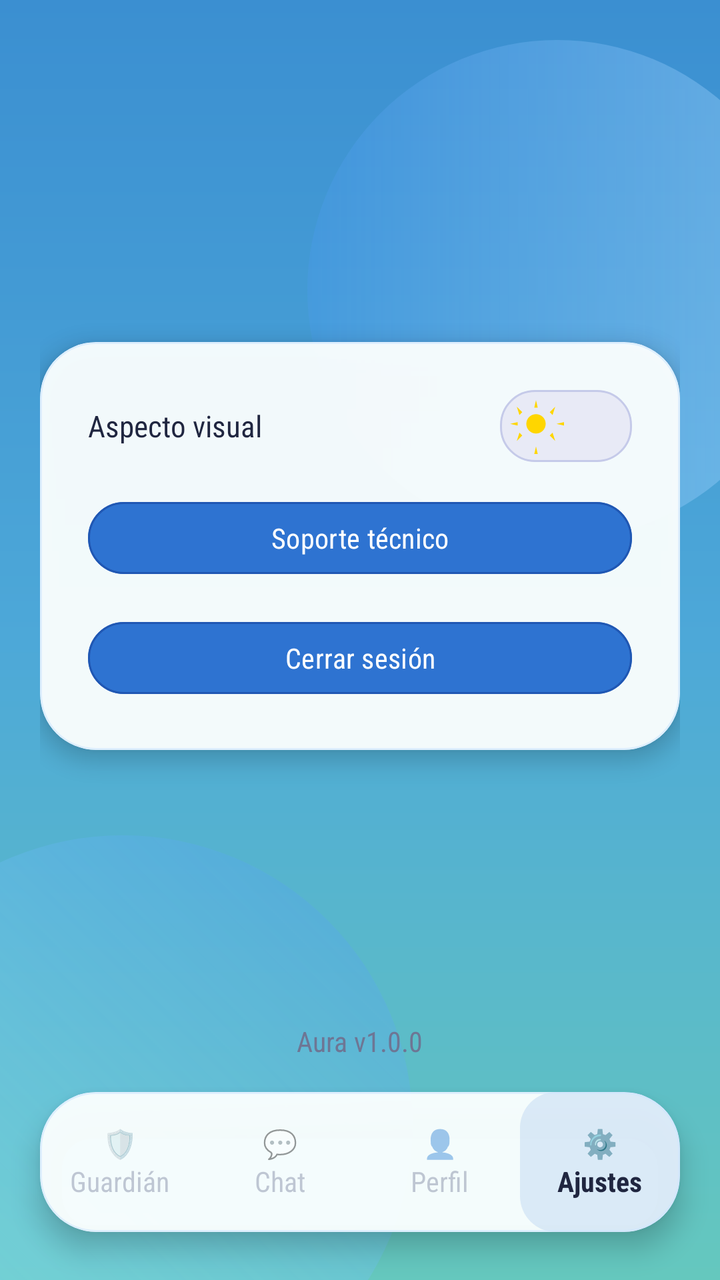
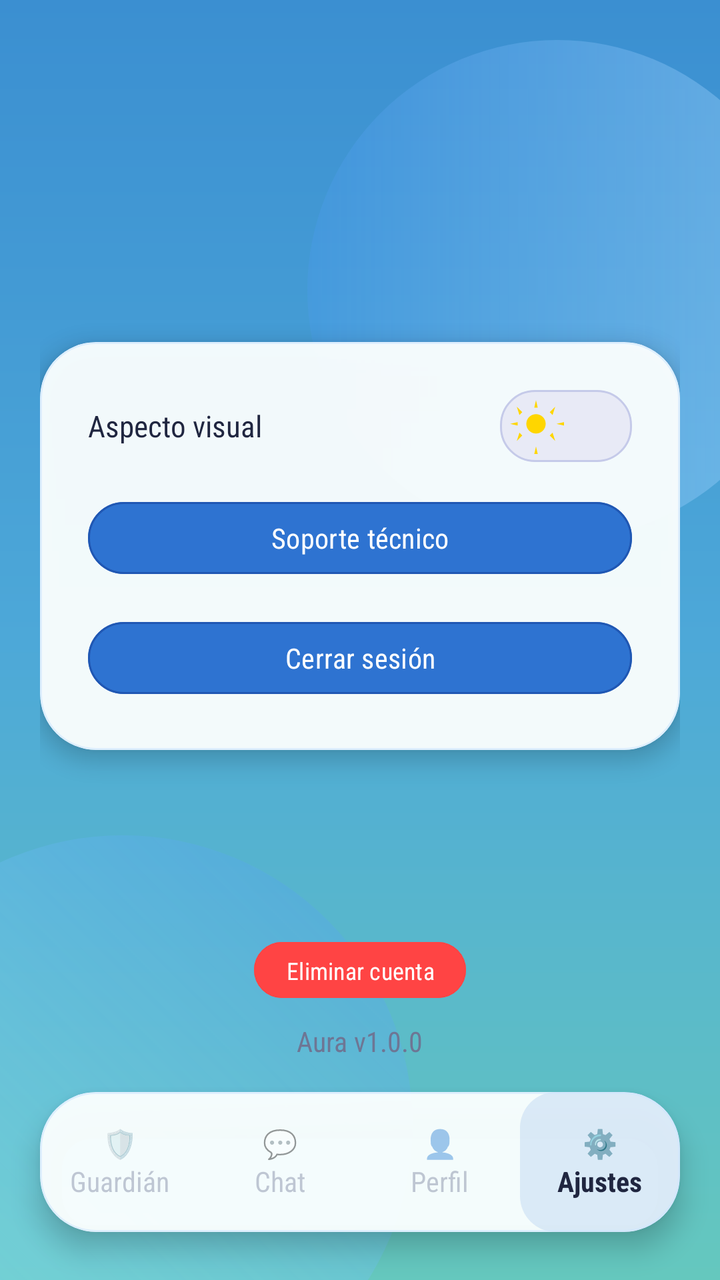

Compare the two renders of this Android layout. The source of the first and the diff that turns it into the second are given below.
<!-- AndroidManifest.xml: application theme Theme.Aura -->
<!-- res/layout/pantalla_ajustes.xml -->
<?xml version="1.0" encoding="utf-8"?>
<RelativeLayout xmlns:android="http://schemas.android.com/apk/res/android"
    xmlns:app="http://schemas.android.com/apk/res-auto"
    xmlns:tools="http://schemas.android.com/tools"
    android:id="@+id/main_ajustes"
    android:layout_width="match_parent"
    android:layout_height="match_parent"
    android:background="@drawable/bg_login_gradient"
    android:clipChildren="false"
    android:clipToPadding="false"
    tools:context=".PantallaAjustes">

    
    <View
        android:id="@+id/blobTopAjustes"
        android:layout_width="250dp"
        android:layout_height="250dp"
        android:layout_alignParentEnd="true"
        android:layout_marginTop="20dp"
        android:layout_marginEnd="-44dp"
        android:background="@drawable/bg_login_blob_top" />

    <View
        android:id="@+id/blobBottomAjustes"
        android:layout_width="290dp"
        android:layout_height="290dp"
        android:layout_alignParentStart="true"
        android:layout_alignParentBottom="true"
        android:layout_marginStart="-84dp"
        android:layout_marginBottom="-68dp"
        android:background="@drawable/bg_login_blob_bottom" />


    
    <com.google.android.material.card.MaterialCardView
        android:id="@+id/cardBottomNav"
        android:layout_width="match_parent"
        android:layout_height="70dp"
        android:layout_alignParentBottom="true"
        android:layout_marginHorizontal="20dp"
        android:layout_marginBottom="24dp"
        app:cardBackgroundColor="@color/login_card_bg"
        app:cardCornerRadius="28dp"
        app:cardElevation="8dp"
        app:strokeColor="@color/login_card_stroke"
        app:strokeWidth="1dp">

        <LinearLayout
            android:layout_width="match_parent"
            android:layout_height="match_parent"
            android:orientation="horizontal"
            android:gravity="center"
            android:weightSum="4">

            <LinearLayout
                android:id="@+id/navPaginaGuardian"
                android:layout_width="0dp"
                android:layout_height="match_parent"
                android:layout_weight="1"
                android:gravity="center"
                android:orientation="vertical"
                android:clickable="true"
                android:focusable="true"
                android:alpha="0.4">
                <TextView
                    android:id="@+id/tvNavPrincipalIcono"
                    android:layout_width="wrap_content"
                    android:layout_height="wrap_content"
                    android:text="🛡️"
                    android:textSize="14sp" />
                <TextView
                    android:id="@+id/tvNavPrincipalTexto"
                    android:layout_width="wrap_content"
                    android:layout_height="wrap_content"
                    android:fontFamily="sans-serif-condensed"
                    android:text="Guardián"
                    android:textColor="@color/aura_text_hint"
                    android:textSize="14sp" />
            </LinearLayout>

            <LinearLayout
                android:id="@+id/navChat"
                android:layout_width="0dp"
                android:layout_height="match_parent"
                android:layout_weight="1"
                android:gravity="center"
                android:orientation="vertical"
                android:clickable="true"
                android:focusable="true"
                android:alpha="0.4">
                <FrameLayout
                    android:layout_width="wrap_content"
                    android:layout_height="wrap_content">
                    <TextView
                        android:layout_width="wrap_content"
                        android:layout_height="wrap_content"
                        android:text="💬"
                        android:textSize="14sp" />
                    <TextView
                        android:id="@+id/tvChatBadge"
                        android:layout_width="wrap_content"
                        android:layout_height="wrap_content"
                        android:layout_gravity="end|top"
                        android:layout_marginStart="12dp"
                        android:layout_marginTop="-4dp"
                        android:background="@drawable/bg_chat_badge"
                        android:gravity="center"
                        android:minWidth="18dp"
                        android:minHeight="18dp"
                        android:paddingLeft="4dp"
                        android:paddingTop="0dp"
                        android:paddingRight="4dp"
                        android:paddingBottom="0dp"
                        android:textColor="@android:color/white"
                        android:textSize="10sp"
                        android:textStyle="bold"
                        android:visibility="gone" />
                </FrameLayout>
                <TextView
                    android:layout_width="wrap_content"
                    android:layout_height="wrap_content"
                    android:fontFamily="sans-serif-condensed"
                    android:text="Chat"
                    android:textColor="@color/aura_text_hint"
                    android:textSize="14sp" />
            </LinearLayout>

            <LinearLayout
                android:id="@+id/navPerfil"
                android:layout_width="0dp"
                android:layout_height="match_parent"
                android:layout_weight="1"
                android:gravity="center"
                android:orientation="vertical"
                android:clickable="true"
                android:focusable="true"
                android:alpha="0.4">
                <TextView
                    android:layout_width="wrap_content"
                    android:layout_height="wrap_content"
                    android:text="👤"
                    android:textSize="14sp" />
                <TextView
                    android:layout_width="wrap_content"
                    android:layout_height="wrap_content"
                    android:fontFamily="sans-serif-condensed"
                    android:text="Perfil"
                    android:textColor="@color/aura_text_hint"
                    android:textSize="14sp" />
            </LinearLayout>

            <LinearLayout
                android:id="@+id/navConfiguraciones"
                android:layout_width="0dp"
                android:layout_height="match_parent"
                android:layout_weight="1"
                android:gravity="center"
                android:orientation="vertical"
                android:clickable="true"
                android:focusable="true"
                android:background="@drawable/bg_nav_active">
                <TextView
                    android:layout_width="wrap_content"
                    android:layout_height="wrap_content"
                    android:text="⚙️"
                    android:textSize="14sp" />
                <TextView
                    android:layout_width="wrap_content"
                    android:layout_height="wrap_content"
                    android:fontFamily="sans-serif-condensed"
                    android:text="Ajustes"
                    android:textColor="@color/aura_text_primary"
                    android:textSize="14sp"
                    android:textStyle="bold" />
            </LinearLayout>
        </LinearLayout>
    </com.google.android.material.card.MaterialCardView>

    
    <ScrollView
        android:layout_width="match_parent"
        android:layout_height="match_parent"
        android:layout_above="@+id/cardBottomNav"
        android:fillViewport="true"
        android:fadeScrollbars="false"
        android:scrollbars="none">

        <RelativeLayout
            android:layout_width="match_parent"
            android:layout_height="wrap_content"
            android:gravity="center"
            android:padding="20dp">

            <com.google.android.material.card.MaterialCardView
                android:id="@+id/cardAjustes"
                android:layout_width="match_parent"
                android:layout_height="wrap_content"
                android:layout_centerInParent="true"
                app:cardBackgroundColor="@color/login_card_bg"
                app:cardCornerRadius="28dp"
                app:cardElevation="6dp"
                app:strokeColor="@color/login_card_stroke"
                app:strokeWidth="1dp">

                <LinearLayout
                    android:layout_width="match_parent"
                    android:layout_height="wrap_content"
                    android:orientation="vertical"
                    android:padding="24dp">

            
            <LinearLayout
                android:layout_width="match_parent"
                android:layout_height="wrap_content"
                android:gravity="center_vertical"
                android:orientation="horizontal">

                <TextView
                    android:layout_width="0dp"
                    android:layout_height="wrap_content"
                    android:layout_weight="1"
                    android:fontFamily="sans-serif-condensed"
                    android:text="Aspecto visual"
                    android:textColor="@color/aura_text_primary"
                    android:textSize="15sp" />

                <FrameLayout
                    android:id="@+id/layoutThemeToggle"
                    android:layout_width="66dp"
                    android:layout_height="36dp"
                    android:background="@drawable/toggle_track_day"
                    android:clickable="true"
                    android:focusable="true"
                    android:padding="1dp">

                    <ImageView
                        android:id="@+id/ivThumbToggle"
                        android:layout_width="28dp"
                        android:layout_height="28dp"
                        android:layout_gravity="start|center_vertical"
                        android:layout_marginStart="3dp"
                        android:contentDescription="@null"
                        android:scaleType="fitCenter"
                        android:src="@drawable/ic_sun" />

                </FrameLayout>
            </LinearLayout>

            
            <com.google.android.material.button.MaterialButton


                android:id="@+id/btnVincular"
                android:layout_width="match_parent"
                android:layout_height="44dp"
                android:layout_marginTop="32dp"
                android:fontFamily="sans-serif-condensed"
                android:text="Vinculación"
                android:textColor="@color/login_btn_text"
                android:textSize="14sp"
                android:visibility="gone"
                app:backgroundTint="@color/login_btn_bg"
                app:cornerRadius="24dp"
                app:strokeColor="@color/login_btn_stroke"
                app:strokeWidth="1dp" />

            
            <com.google.android.material.button.MaterialButton
                android:id="@+id/btnMiToken"
                android:layout_width="match_parent"
                android:layout_height="44dp"
                android:layout_marginTop="32dp"
                android:fontFamily="sans-serif-condensed"
                android:text="Token de vinculación"
                android:textColor="@color/login_btn_text"
                android:textSize="14sp"
                android:visibility="gone"
                app:backgroundTint="@color/login_btn_bg"
                app:cornerRadius="24dp"
                app:strokeColor="@color/login_btn_stroke"
                app:strokeWidth="1dp" />

            
            <com.google.android.material.button.MaterialButton
                android:id="@+id/btnSoporte"
                android:layout_width="match_parent"
                android:layout_height="44dp"
                android:layout_marginTop="16dp"
                android:fontFamily="sans-serif-condensed"
                android:text="Soporte técnico"
                android:textColor="@color/login_btn_text"
                android:textSize="14sp"
                app:backgroundTint="@color/login_btn_bg"
                app:cornerRadius="24dp"
                app:strokeColor="@color/login_btn_stroke"
                app:strokeWidth="1dp" />

            
            <com.google.android.material.button.MaterialButton
                android:id="@+id/btnCerrarSesion"
                android:layout_width="match_parent"
                android:layout_height="44dp"
                android:layout_marginTop="16dp"
                android:fontFamily="sans-serif-condensed"
                android:text="Cerrar sesión"
                android:textColor="@color/login_btn_text"
                android:textSize="14sp"
                app:backgroundTint="@color/login_btn_bg"
                app:cornerRadius="24dp"
                app:strokeColor="@color/login_btn_stroke"
                app:strokeWidth="1dp" />

        </LinearLayout>
            </com.google.android.material.card.MaterialCardView>
        </RelativeLayout>
    </ScrollView>

    
    <TextView
        android:layout_width="wrap_content"
        android:layout_height="wrap_content"
        android:layout_above="@id/cardBottomNav"
        android:layout_centerHorizontal="true"
        android:layout_marginBottom="16dp"
        android:fontFamily="sans-serif-condensed"
        android:text="Aura v1.0.0"
        android:textColor="@color/aura_text_hint"
        android:textSize="14sp" />

</RelativeLayout>
<!-- resources referenced by this layout -->
<resources>
  <color name="aura_text_hint">#6E7694</color>
  <color name="aura_text_primary">#202640</color>
  <color name="login_btn_bg">#2E73D1</color>
  <color name="login_btn_stroke">#2057B3</color>
  <color name="login_btn_text">#FFFFFFFF</color>
  <color name="login_card_bg">#F4FBFFFF</color>
  <color name="login_card_stroke">#90CDE7FF</color>
  <!-- drawable bg_chat_badge (drawable) -->
  <?xml version="1.0" encoding="utf-8"?>
  <shape xmlns:android="http://schemas.android.com/apk/res/android"
      android:shape="rectangle">
      <solid android:color="#E53935" />
      <corners android:radius="999dp" />
      <padding
          android:left="6dp"
          android:top="1dp"
          android:right="6dp"
          android:bottom="1dp" />
  </shape>
  <!-- drawable bg_login_blob_bottom (drawable) -->
  <?xml version="1.0" encoding="utf-8"?>
  <shape xmlns:android="http://schemas.android.com/apk/res/android" android:shape="oval">
      <gradient
          android:angle="45"
          android:startColor="@color/login_blob_bottom_start"
          android:endColor="@color/login_blob_bottom_end"
          android:type="linear" />
  </shape>
  <!-- drawable bg_login_blob_top (drawable) -->
  <?xml version="1.0" encoding="utf-8"?>
  <shape xmlns:android="http://schemas.android.com/apk/res/android" android:shape="oval">
      <gradient
          android:angle="180"
          android:startColor="@color/login_blob_top_start"
          android:endColor="@color/login_blob_top_end"
          android:type="linear" />
  </shape>
  <!-- drawable bg_login_gradient (drawable) -->
  <?xml version="1.0" encoding="utf-8"?>
  <shape xmlns:android="http://schemas.android.com/apk/res/android" android:shape="rectangle">
      <gradient
          android:angle="300"
          android:startColor="@color/login_bg_start"
          android:centerColor="@color/login_bg_center"
          android:endColor="@color/login_bg_end"
          android:type="linear" />
  </shape>
  <!-- drawable bg_nav_active (drawable) -->
  <?xml version="1.0" encoding="utf-8"?>
  <shape xmlns:android="http://schemas.android.com/apk/res/android">
      <solid android:color="#222E73D1" />
      <corners android:radius="18dp" />
  </shape>
  <!-- drawable toggle_track_day (drawable) -->
  <?xml version="1.0" encoding="utf-8"?>
  <shape xmlns:android="http://schemas.android.com/apk/res/android"
      android:shape="rectangle">
      <corners android:radius="17dp" />
      <solid android:color="#E8EAF6" /> 
      <stroke android:width="1dp" android:color="#C5CAE9" />
  </shape>
  <style name="Theme.Aura" parent="Base.Theme.Aura" />
  <color name="login_blob_bottom_start">#6699F0FF</color>
  <color name="login_blob_bottom_end">#333F7FFF</color>
  <color name="login_blob_top_start">#66A9D9FF</color>
  <color name="login_blob_top_end">#334D9BFF</color>
  <color name="login_bg_start">#3B8FD1</color>
  <color name="login_bg_center">#4DA8D8</color>
  <color name="login_bg_end">#65C8BE</color>
  <style name="Base.Theme.Aura" parent="Theme.Material3.DayNight.NoActionBar">
          <item name="colorPrimary">@color/aura_btn_fill</item>
          <item name="colorOnPrimary">@color/white</item>
          <item name="android:windowBackground">@color/aura_card_bg</item>
      </style>
  <color name="aura_btn_fill">#DC284F</color>
  <color name="white">#FFFFFFFF</color>
  <color name="aura_card_bg">#F7F8FC</color>
  <!-- unchanged entries left out for length: 1 -->
</resources>

<!-- the commit's change to res/layout/pantalla_ajustes.xml (unified diff, before → after) -->
@@ -102,15 +102,16 @@
                         android:layout_height="wrap_content"
                         android:layout_gravity="end|top"
                         android:layout_marginStart="12dp"
-                        android:layout_marginTop="-4dp"
+                        android:layout_marginTop="0dp"
                         android:background="@drawable/bg_chat_badge"
                         android:gravity="center"
                         android:minWidth="18dp"
-                        android:minHeight="18dp"
+                        android:minHeight="20dp"
                         android:paddingLeft="4dp"
-                        android:paddingTop="0dp"
+                        android:paddingTop="2dp"
                         android:paddingRight="4dp"
-                        android:paddingBottom="0dp"
+                        android:paddingBottom="2dp"
+                        android:includeFontPadding="false"
                         android:textColor="@android:color/white"
                         android:textSize="10sp"
                         android:textStyle="bold"
@@ -315,8 +316,28 @@
         </RelativeLayout>
     </ScrollView>
 
+    <com.google.android.material.button.MaterialButton
+        android:id="@+id/btnEliminarCuenta"
+        android:layout_width="wrap_content"
+        android:layout_height="36dp"
+        android:layout_above="@id/tvVersionApp"
+        android:layout_centerHorizontal="true"
+        android:layout_marginBottom="8dp"
+        android:fontFamily="sans-serif-condensed"
+        android:paddingStart="16dp"
+        android:paddingEnd="16dp"
+        android:text="Eliminar cuenta"
+        android:textAllCaps="false"
+        android:textColor="@android:color/white"
+        android:textSize="12sp"
+        app:backgroundTint="@android:color/holo_red_light"
+        app:cornerRadius="18dp"
+        app:strokeColor="@android:color/holo_red_light"
+        app:strokeWidth="1dp" />
+
     
     <TextView
+        android:id="@+id/tvVersionApp"
         android:layout_width="wrap_content"
         android:layout_height="wrap_content"
         android:layout_above="@id/cardBottomNav"
<!-- resource entries referenced after the edit -->
@@ -15,9 +15,9 @@
       <corners android:radius="999dp" />
       <padding
           android:left="6dp"
-          android:top="1dp"
+          android:top="3dp"
           android:right="6dp"
-          android:bottom="1dp" />
+          android:bottom="3dp" />
   </shape>
   <!-- drawable bg_login_blob_bottom (drawable) -->
   <?xml version="1.0" encoding="utf-8"?>
